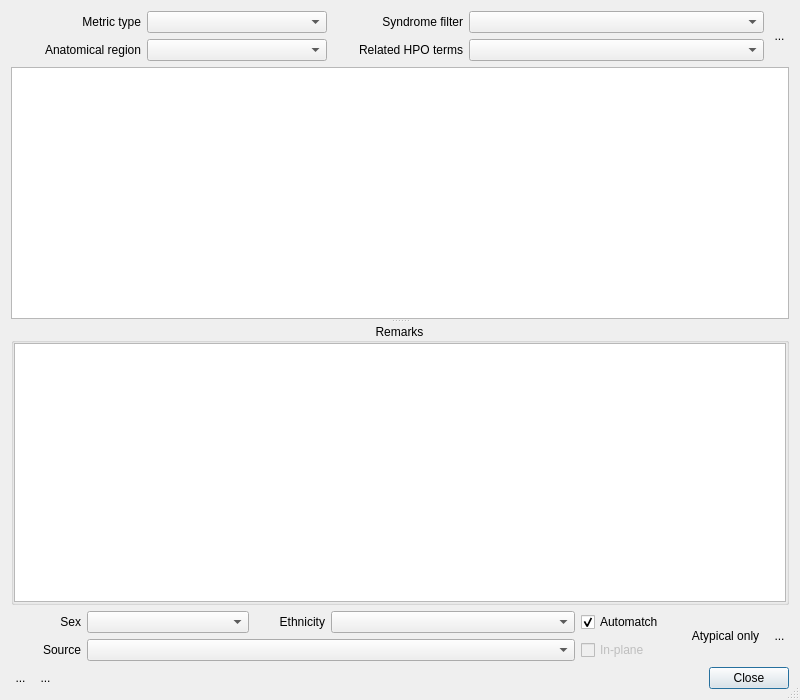
The window that forms/MetricsDialog.ui (frontiersi/FaceTools) describes before a commit, drawn with Qt 5.
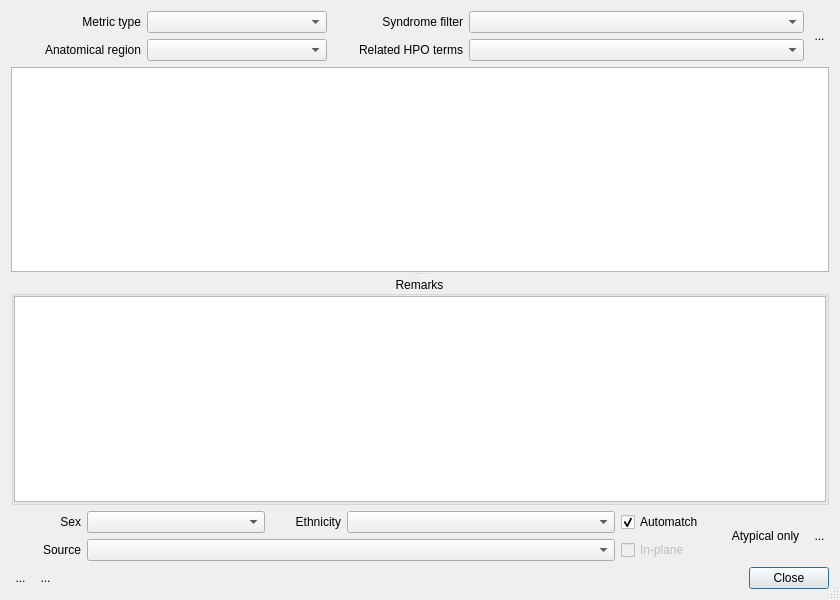
The same window after the commit. Icons and pictures are not drawn.

Diff of the .ui file:
```diff
--- a/forms/MetricsDialog.ui
+++ b/forms/MetricsDialog.ui
@@ -9,8 +9,8 @@
    <rect>
     <x>0</x>
     <y>0</y>
-    <width>800</width>
-    <height>700</height>
+    <width>840</width>
+    <height>600</height>
    </rect>
   </property>
   <property name="windowTitle">
```
